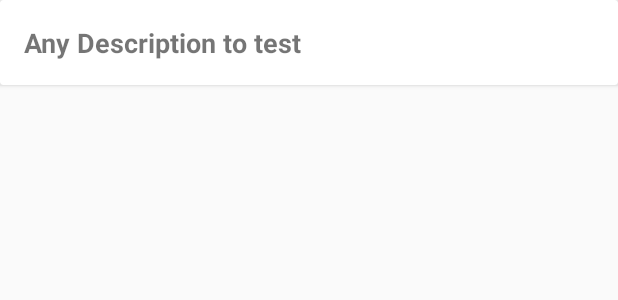
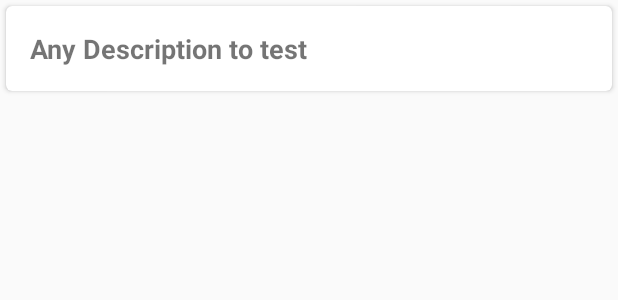
Before and after one commit to ShamsKeshk/BakingApplication, an Android app: the layout details_list_item.xml on its own in the app's theme, with its tools: preview values and no code run, on a phone screen of 412 x 824 dp. Shown: the top 300 px of the screen. Run offline under Robolectric (Android 15) with nearby library versions, the phone set to English and light mode, and no system bars.

```diff
--- a/app/src/main/res/layout/details_list_item.xml
+++ b/app/src/main/res/layout/details_list_item.xml
@@ -2,6 +2,10 @@
 <android.support.v7.widget.CardView xmlns:android="http://schemas.android.com/apk/res/android"
     android:layout_width="match_parent"
     android:layout_height="wrap_content"
+    xmlns:app="http://schemas.android.com/apk/res-auto"
+    android:layout_margin="4dp"
+    app:cardCornerRadius="4dp"
+    android:elevation="6dp"
     xmlns:tools="http://schemas.android.com/tools">
 
     <TextView
--- a/app/src/main/res/layout/fragment_step.xml
+++ b/app/src/main/res/layout/fragment_step.xml
@@ -4,7 +4,9 @@
     android:layout_width="match_parent"
     android:layout_height="match_parent"
     tools:context=".StepFragment"
-    android:orientation="vertical">
+    android:orientation="vertical"
+    android:layout_margin="16dp"
+    android:elevation="4dp">
 
     <FrameLayout
         android:layout_width="match_parent"
--- a/app/src/main/res/values/colors.xml
+++ b/app/src/main/res/values/colors.xml
@@ -1,6 +1,9 @@
 <?xml version="1.0" encoding="utf-8"?>
 <resources>
-    <color name="colorPrimary">#3F51B5</color>
-    <color name="colorPrimaryDark">#303F9F</color>
-    <color name="colorAccent">#FF4081</color>
+    <color name="colorPrimary">#FFC107</color>
+    <color name="colorPrimaryDark">#FFA000</color>
+    <color name="colorAccent">#FF5252</color>
+    <color name="text_icons">#212121</color>
+    <color name="text_lable_color">#F44336</color>
+    <color name="primary_text">#212121</color>
 </resources>
```
Also changed, not shown: app/src/main/java/com/example/shams/bakingapplication/adapters/DetailsAdapter.java (+13 -17 lines), app/src/main/java/com/example/shams/bakingapplication/adapters/RecipeAdapter.java (+15 -20 lines), app/src/main/res/layout/fragment_recipe_details.xml (+32 -5 lines), app/src/main/res/layout/recipe_list_item.xml (+9 -5 lines), app/src/main/res/drawable-hdpi/baker.png (added), app/src/main/res/drawable-hdpi/chocolate_dessert.9.png (deleted), app/src/main/res/drawable-mdpi/baker.png (added), app/src/main/res/drawable-mdpi/chocolate_dessert.9.png (deleted), app/src/main/res/drawable-xhdpi/baker.png (added), app/src/main/res/drawable-xhdpi/chocolate_dessert.9.png (deleted), app/src/main/res/drawable-xxhdpi/baker.png (added), app/src/main/res/drawable-xxhdpi/chocolate_dessert.9.png (deleted), app/src/main/res/drawable-xxxhdpi/baker.png (added), app/src/main/res/drawable-xxxhdpi/chocolate_dessert.9.png (deleted).
